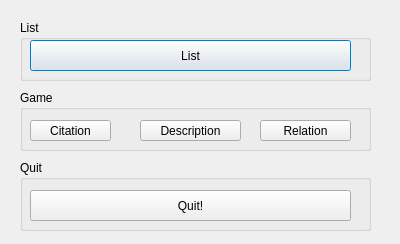
First picture: the form in gui/consolegui.ui, repository HelgiThomas/Verklegt31, before the edit.
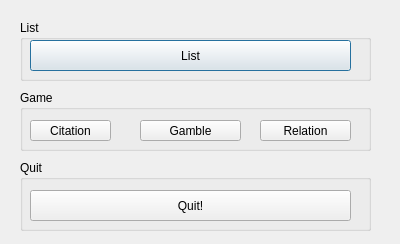
Second picture: the form after the edit. Icons and pictures are not drawn.

Patch:
```diff
--- a/gui/consolegui.ui
+++ b/gui/consolegui.ui
@@ -114,7 +114,7 @@
      </rect>
     </property>
     <property name="text">
-     <string>Description</string>
+     <string>Gamble</string>
     </property>
     <property name="icon">
      <iconset resource="list/resource.qrc">
```
